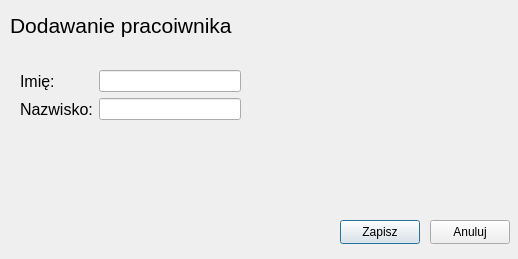
First picture: the form in src/ui/employeedialog.ui, repository LukasZaw/company-manager-qt, before the edit.
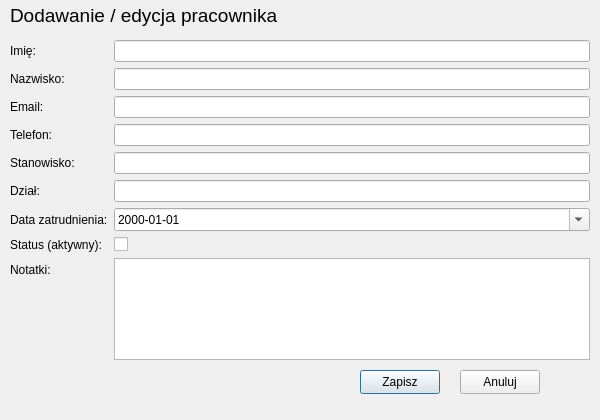
Second picture: the form after the edit.

Commit message: feat: add employee fields and update DB, service, and UI

The edit to the form file:
```diff
--- a/src/ui/employeedialog.ui
+++ b/src/ui/employeedialog.ui
@@ -6,8 +6,8 @@
    <rect>
     <x>0</x>
     <y>0</y>
-    <width>518</width>
-    <height>259</height>
+    <width>600</width>
+    <height>420</height>
    </rect>
   </property>
   <property name="windowTitle">
@@ -18,62 +18,31 @@
     <rect>
      <x>10</x>
      <y>0</y>
-     <width>261</width>
-     <height>51</height>
+     <width>400</width>
+     <height>31</height>
     </rect>
    </property>
    <property name="font">
     <font>
-     <pointsize>16</pointsize>
+     <pointsize>14</pointsize>
     </font>
    </property>
    <property name="text">
-    <string>Dodawanie pracoiwnika</string>
+    <string>Dodawanie / edycja pracownika</string>
    </property>
   </widget>
-  <widget class="QPushButton" name="saveButton">
+  <widget class="QWidget" name="formWidget">
    <property name="geometry">
     <rect>
-     <x>340</x>
-     <y>220</y>
-     <width>80</width>
-     <height>24</height>
-    </rect>
-   </property>
-   <property name="text">
-    <string>Zapisz</string>
-   </property>
-  </widget>
-  <widget class="QPushButton" name="cancleButton">
-   <property name="geometry">
-    <rect>
-     <x>430</x>
-     <y>220</y>
-     <width>80</width>
-     <height>24</height>
-    </rect>
-   </property>
-   <property name="text">
-    <string>Anuluj</string>
-   </property>
-  </widget>
-  <widget class="QWidget" name="">
-   <property name="geometry">
-    <rect>
-     <x>20</x>
-     <y>70</y>
-     <width>221</width>
-     <height>81</height>
+     <x>10</x>
+     <y>40</y>
+     <width>580</width>
+     <height>320</height>
     </rect>
    </property>
    <layout class="QFormLayout" name="formLayout">
     <item row="0" column="0">
      <widget class="QLabel" name="label_firstname">
-      <property name="font">
-       <font>
-        <pointsize>12</pointsize>
-       </font>
-      </property>
       <property name="text">
        <string>Imię:</string>
       </property>
@@ -84,25 +53,119 @@
     </item>
     <item row="1" column="0">
      <widget class="QLabel" name="label_lastname">
-      <property name="font">
-       <font>
-        <pointsize>12</pointsize>
-       </font>
-      </property>
       <property name="text">
        <string>Nazwisko:</string>
       </property>
      </widget>
     </item>
     <item row="1" column="1">
-     <widget class="QLineEdit" name="lastNameEdit">
+     <widget class="QLineEdit" name="lastNameEdit"/>
+    </item>
+    <item row="2" column="0">
+     <widget class="QLabel" name="label_email">
       <property name="text">
-       <string/>
+       <string>Email:</string>
       </property>
      </widget>
     </item>
+    <item row="2" column="1">
+     <widget class="QLineEdit" name="emailEdit"/>
+    </item>
+    <item row="3" column="0">
+     <widget class="QLabel" name="label_phone">
+      <property name="text">
+       <string>Telefon:</string>
+      </property>
+     </widget>
+    </item>
+    <item row="3" column="1">
+     <widget class="QLineEdit" name="phoneEdit"/>
+    </item>
+    <item row="4" column="0">
+     <widget class="QLabel" name="label_position">
+      <property name="text">
+       <string>Stanowisko:</string>
+      </property>
+     </widget>
+    </item>
+    <item row="4" column="1">
+     <widget class="QLineEdit" name="positionEdit"/>
+    </item>
+    <item row="5" column="0">
+     <widget class="QLabel" name="label_department">
+      <property name="text">
+       <string>Dział:</string>
+      </property>
+     </widget>
+    </item>
+    <item row="5" column="1">
+     <widget class="QLineEdit" name="departmentEdit"/>
+    </item>
+    <item row="6" column="0">
+     <widget class="QLabel" name="label_hiredate">
+      <property name="text">
+       <string>Data zatrudnienia:</string>
+      </property>
+     </widget>
+    </item>
+    <item row="6" column="1">
+     <widget class="QDateEdit" name="hireDateEdit">
+      <property name="calendarPopup">
+       <bool>true</bool>
+      </property>
+      <property name="displayFormat">
+       <string>yyyy-MM-dd</string>
+      </property>
+     </widget>
+    </item>
+    <item row="7" column="0">
+     <widget class="QLabel" name="label_status">
+      <property name="text">
+       <string>Status (aktywny):</string>
+      </property>
+     </widget>
+    </item>
+    <item row="7" column="1">
+     <widget class="QCheckBox" name="statusCheckBox"/>
+    </item>
+    <item row="8" column="0">
+     <widget class="QLabel" name="label_notes">
+      <property name="text">
+       <string>Notatki:</string>
+      </property>
+     </widget>
+    </item>
+    <item row="8" column="1">
+     <widget class="QTextEdit" name="notesEdit"/>
+    </item>
    </layout>
   </widget>
+  <widget class="QPushButton" name="saveButton">
+   <property name="geometry">
+    <rect>
+     <x>360</x>
+     <y>370</y>
+     <width>80</width>
+     <height>24</height>
+    </rect>
+   </property>
+   <property name="text">
+    <string>Zapisz</string>
+   </property>
+  </widget>
+  <widget class="QPushButton" name="cancleButton">
+   <property name="geometry">
+    <rect>
+     <x>460</x>
+     <y>370</y>
+     <width>80</width>
+     <height>24</height>
+    </rect>
+   </property>
+   <property name="text">
+    <string>Anuluj</string>
+   </property>
+  </widget>
  </widget>
  <resources/>
  <connections/>
```
The commit also changes 7 other files.
